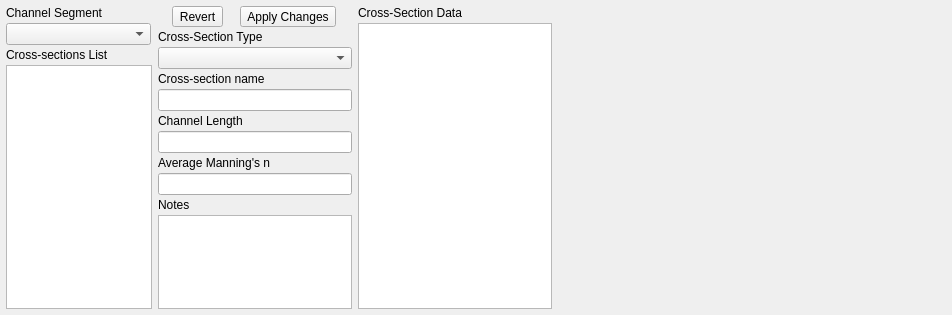
Above: flo2d/ui/xsec_editor.ui from FLO-2DSoftware/qgis-flo-2d-plugin before the change. Below: the same form after it.
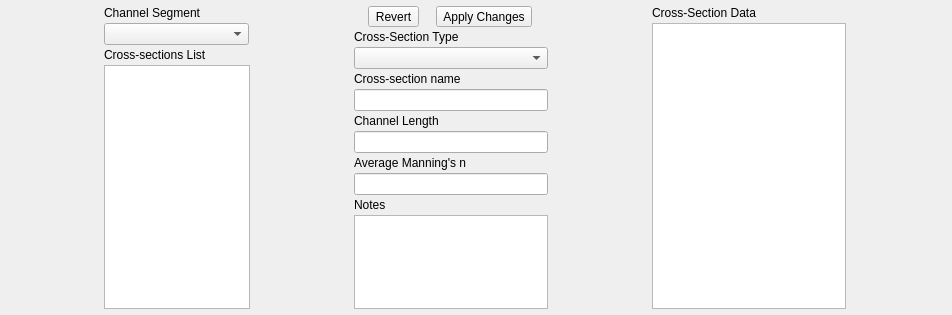
That is the form after the change.

Commit message: widget amp for settings dialog

Patch:
```diff
--- a/flo2d/ui/xsec_editor.ui
+++ b/flo2d/ui/xsec_editor.ui
@@ -314,16 +314,7 @@
       </widget>
      </item>
      <item row="0" column="5">
-      <widget class="QWidget" name="plotParentWidget" native="true">
-       <layout class="QGridLayout" name="plotLayout">
-        <property name="margin">
-         <number>1</number>
-        </property>
-        <property name="spacing">
-         <number>0</number>
-        </property>
-       </layout>
-      </widget>
+      <layout class="QGridLayout" name="plotLayout"/>
      </item>
     </layout>
    </item>
```
The commit also changes 3 other files.
